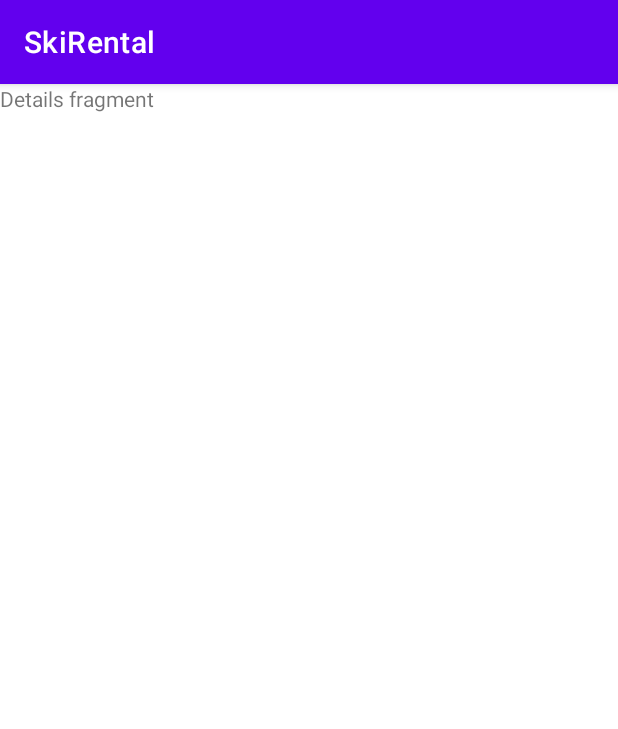
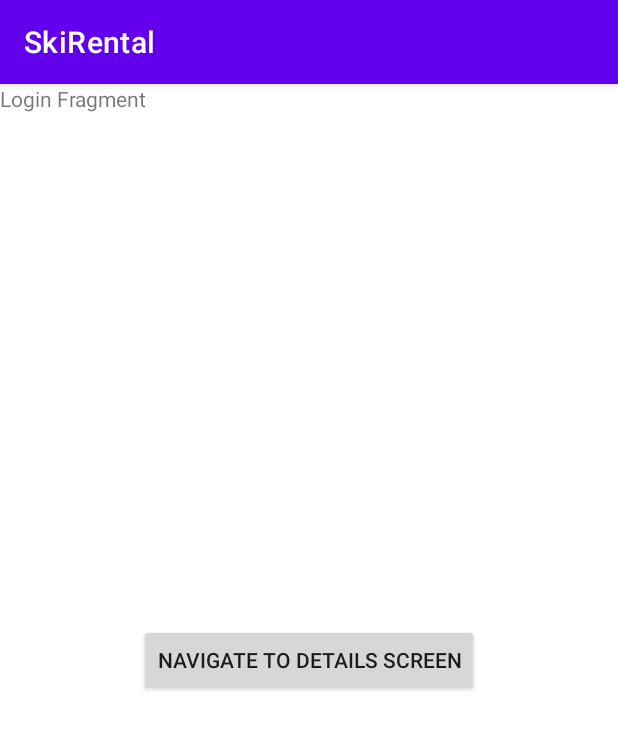
Before and after one commit to RiceanVlad/SkiRentalBachelorDegree, an Android app: the screen it shows after launch (MainActivity), on a phone screen of 412 x 824 dp. Shown: the top 729 px of the screen. Run offline under Robolectric (Android 15) with nearby library versions, the phone set to English and light mode, and no system bars; our stand-ins replace data binding.

Commit message:
-configured data binding for login fragment & navigate with button

```diff
--- a/app/build.gradle
+++ b/app/build.gradle
@@ -32,6 +32,7 @@ android {
     }
     buildFeatures {
         viewBinding true
+        dataBinding true
     }
 }
 
--- a/app/src/main/java/com/example/skirental/ui/fragments/LoginFragment.kt
+++ b/app/src/main/java/com/example/skirental/ui/fragments/LoginFragment.kt
@@ -9,6 +9,7 @@ import android.view.ViewGroup
 import androidx.navigation.fragment.findNavController
 import com.example.skirental.viewmodels.LoginViewModel
 import com.example.skirental.R
+import com.example.skirental.databinding.LoginFragmentBinding
 
 class LoginFragment : Fragment() {
 
@@ -17,22 +18,24 @@ class LoginFragment : Fragment() {
     }
 
     private lateinit var viewModel: LoginViewModel
+    private lateinit var binding: LoginFragmentBinding
 
     override fun onCreateView(
         inflater: LayoutInflater, container: ViewGroup?,
         savedInstanceState: Bundle?
-    ): View? {
+    ): View {
+        viewModel = ViewModelProvider(this)[LoginViewModel::class.java]
+        binding = LoginFragmentBinding.inflate(inflater, container, false)
+        binding.lifecycleOwner = this
+        binding.viewModel = viewModel
 
-        val action = LoginFragmentDirections.actionLoginFragmentToLoginDetailsFragment()
-        findNavController().navigate(action)
+        binding.btnNavigateToDetails.setOnClickListener {
+            val action = LoginFragmentDirections.actionLoginFragmentToLoginDetailsFragment()
+            findNavController().navigate(action)
+        }
 
-        return inflater.inflate(R.layout.login_fragment, container, false)
+        return binding.root
     }
 
-    override fun onActivityCreated(savedInstanceState: Bundle?) {
-        super.onActivityCreated(savedInstanceState)
-        viewModel = ViewModelProvider(this).get(LoginViewModel::class.java)
-        // TODO: Use the ViewModel
-    }
 
 }
--- a/app/src/main/res/layout/login_fragment.xml
+++ b/app/src/main/res/layout/login_fragment.xml
@@ -1,10 +1,20 @@
 <?xml version="1.0" encoding="utf-8"?>
-<androidx.constraintlayout.widget.ConstraintLayout xmlns:android="http://schemas.android.com/apk/res/android"
+<layout xmlns:android="http://schemas.android.com/apk/res/android"
     xmlns:app="http://schemas.android.com/apk/res-auto"
     xmlns:tools="http://schemas.android.com/tools"
+    tools:context=".ui.fragments.LoginFragment">
+
+    <data>
+
+        <variable
+            name="viewModel"
+            type="com.example.skirental.viewmodels.LoginViewModel" />
+
+    </data>
+
+    <androidx.constraintlayout.widget.ConstraintLayout
         android:layout_width="match_parent"
-    android:layout_height="match_parent"
-    tools:context=".ui.fragments.LoginFragment">
+        android:layout_height="match_parent">
 
         <TextView
             android:id="@+id/textView"
@@ -27,3 +37,5 @@
             app:layout_constraintTop_toTopOf="parent" />
 
     </androidx.constraintlayout.widget.ConstraintLayout>
+
+</layout>
```
Lines whose indentation alone changed are shown as unchanged.
